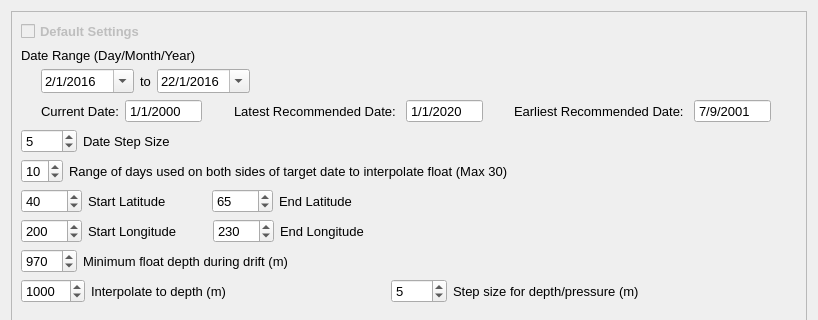
Old version of the form ui_Files/timeseriesapp.ui in the repository CallumColvine/ARGO-Float-Software; both pictures show x 0 to 818 and y 0 to 320 of the 818 by 595 pixel window.
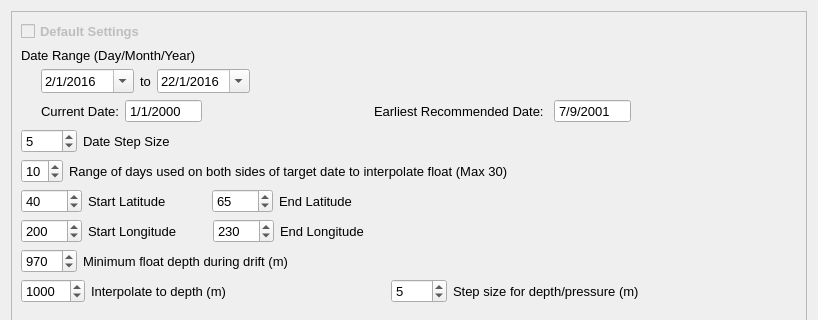
New version of the form.

The edit to the form file:
```diff
--- a/ui_Files/timeseriesapp.ui
+++ b/ui_Files/timeseriesapp.ui
@@ -211,59 +211,6 @@
            </property>
           </spacer>
          </item>
-         <item>
-          <widget class="QLabel" name="currentDayRangeLabel">
-           <property name="font">
-            <font>
-             <pointsize>10</pointsize>
-            </font>
-           </property>
-           <property name="text">
-            <string>Latest Recommended Date: </string>
-           </property>
-          </widget>
-         </item>
-         <item>
-          <widget class="QDateEdit" name="latestDayDateEdit">
-           <property name="enabled">
-            <bool>true</bool>
-           </property>
-           <property name="font">
-            <font>
-             <pointsize>10</pointsize>
-            </font>
-           </property>
-           <property name="readOnly">
-            <bool>true</bool>
-           </property>
-           <property name="buttonSymbols">
-            <enum>QAbstractSpinBox::NoButtons</enum>
-           </property>
-           <property name="displayFormat">
-            <string>d/M/yyyy</string>
-           </property>
-           <property name="date">
-            <date>
-             <year>2020</year>
-             <month>1</month>
-             <day>1</day>
-            </date>
-           </property>
-          </widget>
-         </item>
-         <item>
-          <spacer name="horizontalSpacer_21">
-           <property name="orientation">
-            <enum>Qt::Horizontal</enum>
-           </property>
-           <property name="sizeHint" stdset="0">
-            <size>
-             <width>40</width>
-             <height>20</height>
-            </size>
-           </property>
-          </spacer>
-         </item>
          <item>
           <widget class="QLabel" name="currentDayRangeLabel_2">
            <property name="font">
```
